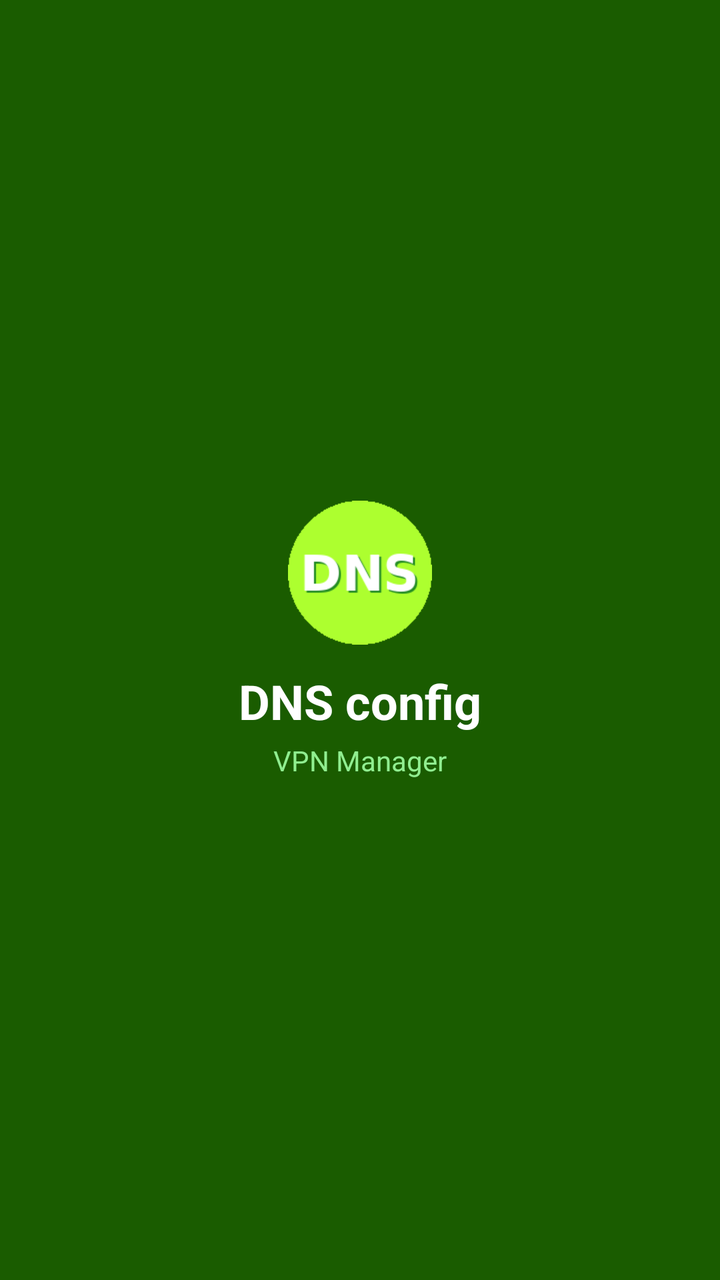
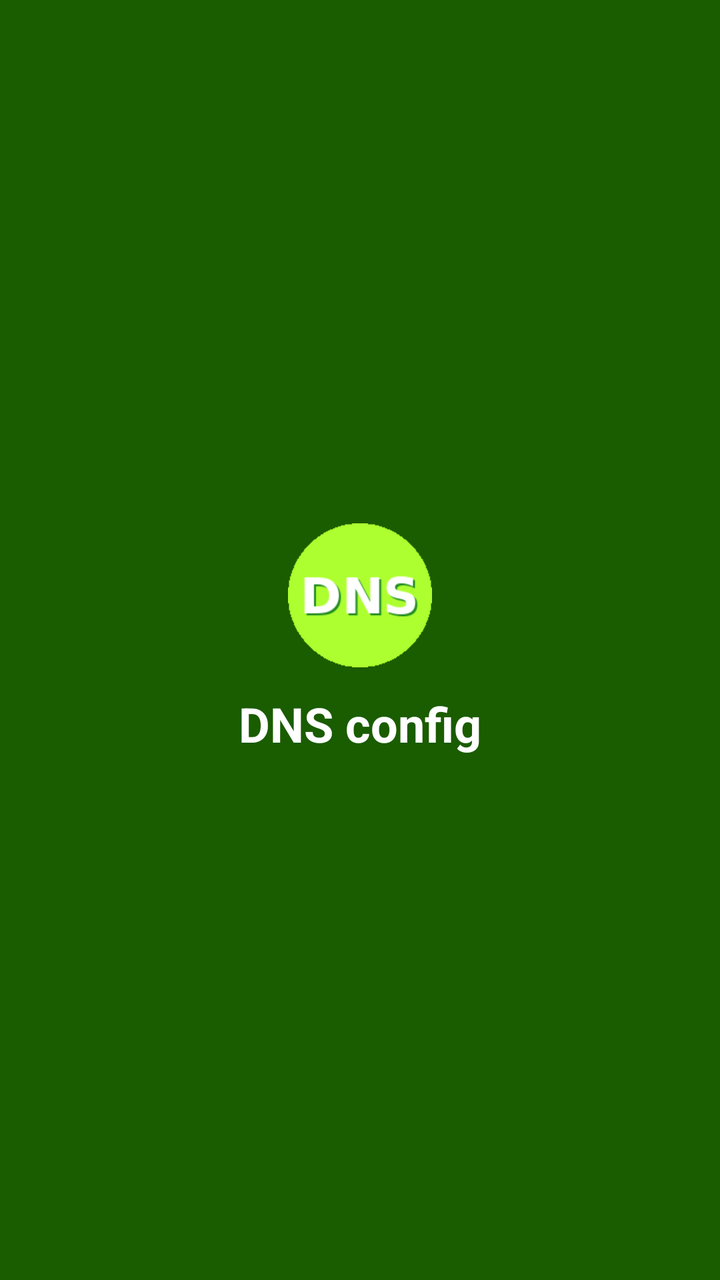

Compare the two renders of this Android layout. The source of the first and the diff that turns it into the second are given below.
<!-- AndroidManifest.xml: application theme Theme.Config -->
<!-- res/layout/nav_header.xml -->
<?xml version="1.0" encoding="utf-8"?>
<LinearLayout
    xmlns:android="http://schemas.android.com/apk/res/android"
    android:layout_width="match_parent"
    android:layout_height="180dp"
    android:orientation="vertical"
    android:gravity="center"
    android:background="#1a5c00"
    android:padding="24dp">
    <ImageView
        android:layout_width="72dp"
        android:layout_height="72dp"
        android:src="@mipmap/ic_launcher_round"
        android:contentDescription="App icon" />
    <TextView
        android:layout_width="wrap_content"
        android:layout_height="wrap_content"
        android:text="DNS config"
        android:textSize="24sp"
        android:textStyle="bold"
        android:textColor="@android:color/white"
        android:layout_marginTop="12dp" />
    <TextView
        android:layout_width="wrap_content"
        android:layout_height="wrap_content"
        android:text="VPN Manager"
        android:textSize="14sp"
        android:textColor="#90EE90"
        android:layout_marginTop="4dp" />
</LinearLayout>
<!-- resources referenced by this layout -->
<resources>
  <!-- mipmap ic_launcher_round: png bitmap (mipmap-hdpi, 1984 bytes) -->
  <style name="Theme.Config" parent="Theme.MaterialComponents.DayNight.NoActionBar">
          <item name="colorPrimary">@color/green_500</item>
          <item name="colorPrimaryVariant">@color/green_700</item>
          <item name="colorOnPrimary">@color/white</item>
          <item name="colorSecondary">@color/lime_200</item>
          <item name="colorSecondaryVariant">@color/lime_500</item>
          <item name="colorOnSecondary">@color/black</item>
          <item name="android:statusBarColor">@color/green_700</item>
          <item name="android:navigationBarColor">@color/black</item>
          <item name="android:windowBackground">@color/green_700</item>
      </style>
  <color name="green_500">#FF32CD32</color>
  <color name="green_700">#FF228B22</color>
  <color name="white">#FFFFFFFF</color>
  <color name="lime_200">#FFADFF2F</color>
  <color name="lime_500">#FF7CFC00</color>
  <color name="black">#FF000000</color>
</resources>

<!-- the commit's change to res/layout/nav_header.xml (unified diff, before → after) -->
@@ -7,11 +7,13 @@
     android:gravity="center"
     android:background="#1a5c00"
     android:padding="24dp">
+
     <ImageView
         android:layout_width="72dp"
         android:layout_height="72dp"
         android:src="@mipmap/ic_launcher_round"
         android:contentDescription="App icon" />
+
     <TextView
         android:layout_width="wrap_content"
         android:layout_height="wrap_content"
@@ -20,11 +22,5 @@
         android:textStyle="bold"
         android:textColor="@android:color/white"
         android:layout_marginTop="12dp" />
-    <TextView
-        android:layout_width="wrap_content"
-        android:layout_height="wrap_content"
-        android:text="VPN Manager"
-        android:textSize="14sp"
-        android:textColor="#90EE90"
-        android:layout_marginTop="4dp" />
+
 </LinearLayout>
